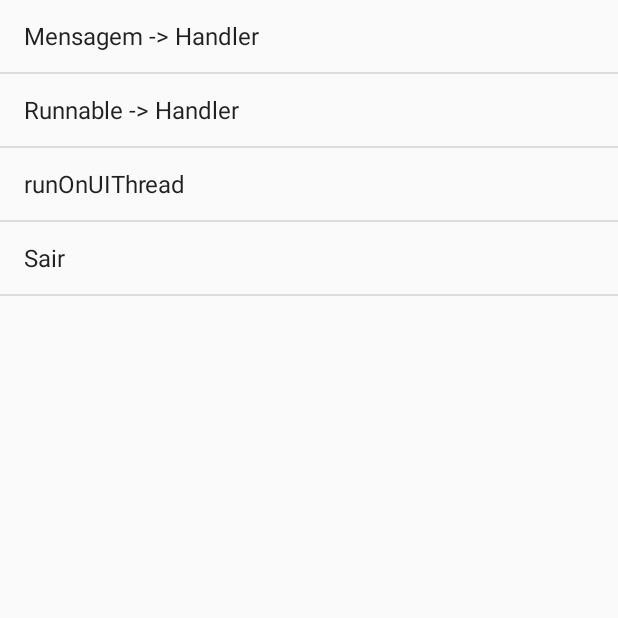
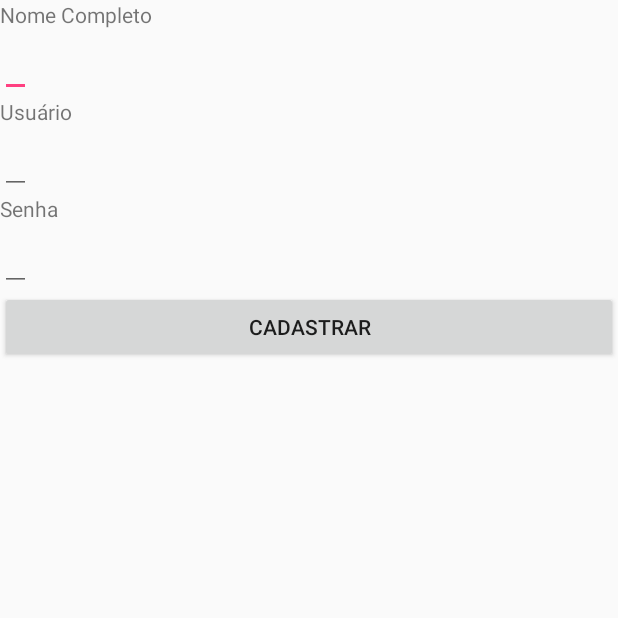
Before and after one commit to romancini/programacaoconcorrente, an Android app: the screen it shows after launch (PrincipalActivity before the commit, CadastroActivity after it), on a phone screen of 412 x 824 dp, the top half of it. Run offline under Robolectric (Android 15) with nearby library versions, the phone set to English and light mode, and no system bars.

```diff
--- a/app/src/main/java/br/edu/ifspsaocarlos/sdm/programacaoconcorrente/CarregandoActivity.java
+++ b/app/src/main/java/br/edu/ifspsaocarlos/sdm/programacaoconcorrente/CarregandoActivity.java
@@ -26,7 +26,7 @@ public class CarregandoActivity extends Activity {
             super.handleMessage(m);
             switch (m.what){
                 case ABRIR_ACTIVITY_PRINCIPAL:
-                    Intent intent = new Intent(CarregandoActivity.this, PrincipalActivity.class);
+                    Intent intent = new Intent(CarregandoActivity.this, CadastroActivity.class);
                     startActivity(intent);
                     finish();
                     break;
--- a/app/src/main/java/br/edu/ifspsaocarlos/sdm/programacaoconcorrente/PrincipalActivity.java
+++ /dev/null
@@ -1,50 +0,0 @@
-package br.edu.ifspsaocarlos.sdm.programacaoconcorrente;
-
-import android.app.ListActivity;
-import android.content.Intent;
-import android.os.Bundle;
-import android.support.annotation.Nullable;
-import android.view.View;
-import android.widget.ArrayAdapter;
-import android.widget.ListView;
-
-/**
- * Created by Romancini on 18/05/2017.
- */
-
-public class PrincipalActivity extends ListActivity {
-    private final String[] activities = new String[]{"Mensagem -> Handler", "Runnable -> Handler",
-            "runOnUIThread", "Sair"};
-
-    @Override
-    protected void onCreate(@Nullable Bundle savedInstanceState) {
-        super.onCreate(savedInstanceState);
-        ArrayAdapter<String> adaptador =
-                new ArrayAdapter<String>(this, android.R.layout.simple_list_item_1, activities);
-        this.setListAdapter(adaptador);
-    }
-
-    @Override
-    protected void onListItemClick(ListView l, View v, int position, long id) {
-        super.onListItemClick(l, v, position, id);
-        Intent intent = null;
-        switch (getListAdapter().getItem(position).toString()){
-            case "Mensagem -> Handler":
-                intent = new Intent(this, MensagemHandlerActivity.class);
-                startActivity(intent);
-                break;
-            case "Runnable -> Handler":
-                intent = new Intent(this, RunnableHandlerActivity.class);
-                startActivity(intent);
-                break;
-            case "runOnUIThread":
-                intent = new Intent(this, RunOnUIThreadHandlerActivity.class);
-                startActivity(intent);
-                break;
-            case "Sair":
-            default:
-                finish();
-                break;
-        }
-    }
-}
--- a/app/src/main/res/layout/activity_cadastro.xml
+++ b/app/src/main/res/layout/activity_cadastro.xml
@@ -1,9 +1,46 @@
 <?xml version="1.0" encoding="utf-8"?>
-<android.support.constraint.ConstraintLayout xmlns:android="http://schemas.android.com/apk/res/android"
-    xmlns:app="http://schemas.android.com/apk/res-auto"
-    xmlns:tools="http://schemas.android.com/tools"
+<LinearLayout xmlns:android="http://schemas.android.com/apk/res/android"
     android:layout_width="match_parent"
     android:layout_height="match_parent"
-    tools:context="br.edu.ifspsaocarlos.sdm.programacaoconcorrente.CadastroActivity">
+    android:orientation="vertical">
+    <TextView
+        android:layout_width="wrap_content"
+        android:layout_height="wrap_content"
+        android:text="@string/nome_completo"
+        android:labelFor="@+id/et_nome"/>
+    <EditText
+        android:layout_width="wrap_content"
+        android:layout_height="wrap_content"
+        android:id="@+id/et_nome"
+        android:maxLines="1"
+        android:inputType="text">
+        <requestFocus />
+    </EditText>
+    <TextView
+        android:layout_width="wrap_content"
+        android:layout_height="wrap_content"
+        android:text="@string/usuario"
+        android:labelFor="@+id/et_usuario"/>
+    <EditText
+        android:layout_width="wrap_content"
+        android:layout_height="wrap_content"
+        android:id="@+id/et_usuario"
+        android:inputType="text"/>
+    <TextView
+        android:layout_width="wrap_content"
+        android:layout_height="wrap_content"
+        android:text="@string/senha"
+        android:labelFor="@+id/et_senha"/>
+    <EditText
+        android:layout_width="wrap_content"
+        android:layout_height="wrap_content"
+        android:id="@+id/et_senha"
+        android:inputType="textPassword"/>
+    <Button
+        android:id="@+id/btn_cadastro_usuario"
+        android:layout_width="match_parent"
+        android:layout_height="wrap_content"
+        android:text="@string/cadastrar"
+        android:textAlignment="center"/>
 
-</android.support.constraint.ConstraintLayout>
+</LinearLayout>
--- a/app/src/main/res/values/strings.xml
+++ b/app/src/main/res/values/strings.xml
@@ -5,4 +5,8 @@
     <string name="texto_botao">Clique aqui</string>
     <string name="texto_inicial">Este texto será alterado</string>
     <string name="texto_alterado">Texto foi alterado pelo clique no botão</string>
+    <string name="nome_completo">Nome Completo</string>
+    <string name="usuario">Usuário</string>
+    <string name="senha">Senha</string>
+    <string name="cadastrar">Cadastrar</string>
 </resources>
```
Also changed, not shown: app/src/main/AndroidManifest.xml (+1 -6 lines), app/src/main/java/br/edu/ifspsaocarlos/sdm/programacaoconcorrente/CadastroActivity.java (+72 -1 lines), app/src/main/java/br/edu/ifspsaocarlos/sdm/programacaoconcorrente/DatabaseHelper.java (added, +32 -0 lines), app/src/main/java/br/edu/ifspsaocarlos/sdm/programacaoconcorrente/MensagemHandlerActivity.java (deleted, +0 -59 lines), app/src/main/java/br/edu/ifspsaocarlos/sdm/programacaoconcorrente/RunOnUIThreadHandlerActivity.java (deleted, +0 -43 lines), app/src/main/java/br/edu/ifspsaocarlos/sdm/programacaoconcorrente/RunnableHandlerActivity.java (deleted, +0 -45 lines), app/src/main/res/layout/activity_geral.xml (deleted, +0 -25 lines).
